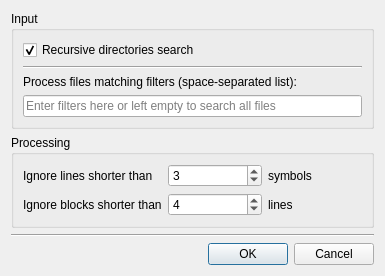
Before: the Qt Designer form src/app/SettingsGUI.ui in duploq/duploq, drawn with Qt 5.
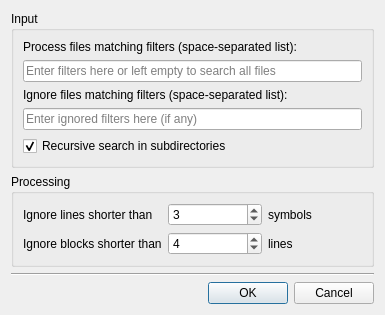
After: the same form once the commit is applied.

Diff of the .ui file:
```diff
--- a/src/app/SettingsGUI.ui
+++ b/src/app/SettingsGUI.ui
@@ -7,7 +7,7 @@
     <x>0</x>
     <y>0</y>
     <width>385</width>
-    <height>253</height>
+    <height>303</height>
    </rect>
   </property>
   <property name="windowTitle">
@@ -20,23 +20,6 @@
       <string>Input</string>
      </property>
      <layout class="QVBoxLayout" name="verticalLayout_3">
-      <item>
-       <widget class="QCheckBox" name="RecursiveDirs">
-        <property name="text">
-         <string>Recursive directories search</string>
-        </property>
-        <property name="checked">
-         <bool>true</bool>
-        </property>
-       </widget>
-      </item>
-      <item>
-       <widget class="Line" name="line_2">
-        <property name="orientation">
-         <enum>Qt::Horizontal</enum>
-        </property>
-       </widget>
-      </item>
       <item>
        <widget class="QLabel" name="label_5">
         <property name="text">
@@ -57,6 +40,36 @@
         </property>
        </widget>
       </item>
+      <item>
+       <widget class="QLabel" name="label_6">
+        <property name="text">
+         <string>Ignore files matching filters (space-separated list):</string>
+        </property>
+       </widget>
+      </item>
+      <item>
+       <widget class="QLineEdit" name="IgnoreFilters">
+        <property name="text">
+         <string/>
+        </property>
+        <property name="placeholderText">
+         <string>Enter ignored filters here (if any)</string>
+        </property>
+        <property name="clearButtonEnabled">
+         <bool>true</bool>
+        </property>
+       </widget>
+      </item>
+      <item>
+       <widget class="QCheckBox" name="RecursiveDirs">
+        <property name="text">
+         <string>Recursive search in subdirectories</string>
+        </property>
+        <property name="checked">
+         <bool>true</bool>
+        </property>
+       </widget>
+      </item>
      </layout>
     </widget>
    </item>
```
